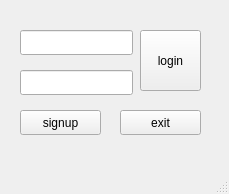
First picture: the form in login.ui, repository Non-Yujin/Share_Calender, before the edit.
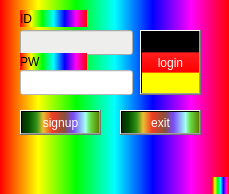
Second picture: the form after the edit.

The edit to the form file:
```diff
--- a/login.ui
+++ b/login.ui
@@ -13,6 +13,9 @@
   <property name="windowTitle">
    <string>login</string>
   </property>
+  <property name="styleSheet">
+   <string notr="true">background-color: qlineargradient(spread:pad, x1:0, y1:0, x2:1, y2:0, stop:0 rgba(255, 0, 0, 255), stop:0.166 rgba(255, 255, 0, 255), stop:0.333 rgba(0, 255, 0, 255), stop:0.5 rgba(0, 255, 255, 255), stop:0.666 rgba(0, 0, 255, 255), stop:0.833 rgba(255, 0, 255, 255), stop:1 rgba(255, 0, 0, 255));</string>
+  </property>
   <widget class="QWidget" name="centralwidget">
    <widget class="QLineEdit" name="ID_text">
     <property name="geometry">
@@ -23,6 +26,9 @@
       <height>25</height>
      </rect>
     </property>
+    <property name="styleSheet">
+     <string notr="true">background-color: rgb(238, 238, 236);</string>
+    </property>
    </widget>
    <widget class="QLineEdit" name="PW_text">
     <property name="geometry">
@@ -33,6 +39,9 @@
       <height>25</height>
      </rect>
     </property>
+    <property name="styleSheet">
+     <string notr="true">background-color: rgb(255, 255, 255);</string>
+    </property>
    </widget>
    <widget class="QPushButton" name="login_btn">
     <property name="geometry">
@@ -40,9 +49,14 @@
       <x>140</x>
       <y>30</y>
       <width>61</width>
-      <height>61</height>
+      <height>65</height>
      </rect>
     </property>
+    <property name="styleSheet">
+     <string notr="true">color: rgb(255, 255, 255);
+background-color: qlineargradient(spread:pad, x1:0, y1:0, x2:0, y2:1, stop:0 rgba(0, 0, 0, 255), stop:0.33 rgba(0, 0, 0, 255), stop:0.34 rgba(255, 30, 30, 255), stop:0.66 rgba(255, 0, 0, 255), stop:0.67 rgba(255, 255, 0, 255), stop:1 rgba(255, 255, 0, 255));
+</string>
+    </property>
     <property name="text">
      <string>login</string>
     </property>
@@ -56,6 +70,10 @@
       <height>25</height>
      </rect>
     </property>
+    <property name="styleSheet">
+     <string notr="true">background-color: qlineargradient(spread:pad, x1:0, y1:0, x2:1, y2:0, stop:0 rgba(9, 41, 4, 255), stop:0.085 rgba(2, 79, 0, 255), stop:0.19 rgba(50, 147, 22, 255), stop:0.275 rgba(236, 191, 49, 255), stop:0.39 rgba(243, 61, 34, 255), stop:0.555 rgba(135, 81, 60, 255), stop:0.667 rgba(121, 75, 255, 255), stop:0.825 rgba(164, 255, 244, 255), stop:0.885 rgba(104, 222, 71, 255), stop:1 rgba(93, 128, 0, 255));
+color: rgb(255, 255, 255);</string>
+    </property>
     <property name="text">
      <string>signup</string>
     </property>
@@ -69,10 +87,40 @@
       <height>25</height>
      </rect>
     </property>
+    <property name="styleSheet">
+     <string notr="true">background-color: qlineargradient(spread:pad, x1:0, y1:0, x2:1, y2:0, stop:0 rgba(9, 41, 4, 255), stop:0.085 rgba(2, 79, 0, 255), stop:0.19 rgba(50, 147, 22, 255), stop:0.275 rgba(236, 191, 49, 255), stop:0.39 rgba(243, 61, 34, 255), stop:0.555 rgba(135, 81, 60, 255), stop:0.667 rgba(121, 75, 255, 255), stop:0.825 rgba(164, 255, 244, 255), stop:0.885 rgba(104, 222, 71, 255), stop:1 rgba(93, 128, 0, 255));
+color: rgb(255, 255, 255);</string>
+    </property>
     <property name="text">
      <string>exit</string>
     </property>
    </widget>
+   <widget class="QLabel" name="label">
+    <property name="geometry">
+     <rect>
+      <x>20</x>
+      <y>10</y>
+      <width>67</width>
+      <height>17</height>
+     </rect>
+    </property>
+    <property name="text">
+     <string>ID</string>
+    </property>
+   </widget>
+   <widget class="QLabel" name="label_2">
+    <property name="geometry">
+     <rect>
+      <x>20</x>
+      <y>53</y>
+      <width>67</width>
+      <height>17</height>
+     </rect>
+    </property>
+    <property name="text">
+     <string>PW</string>
+    </property>
+   </widget>
   </widget>
   <widget class="QMenuBar" name="menubar">
    <property name="geometry">
```
